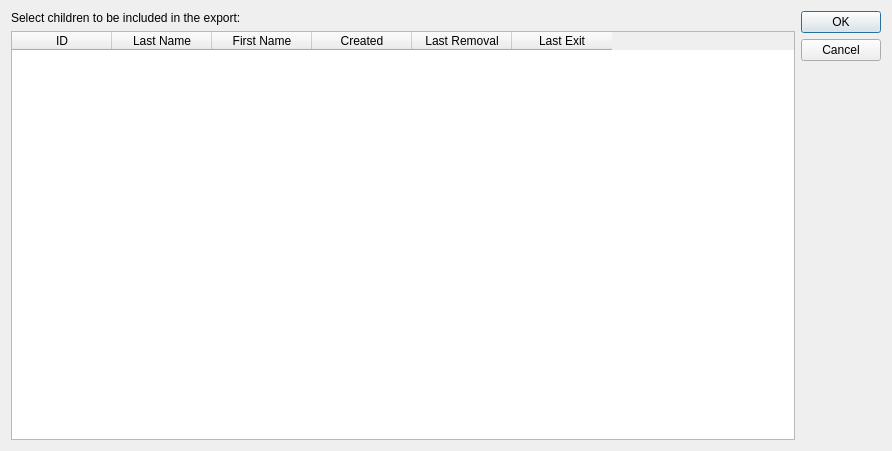
Before: the Qt Designer form ui/ui_export_dialog.ui in zstamper/AFCARS-AXE, drawn with Qt 5.
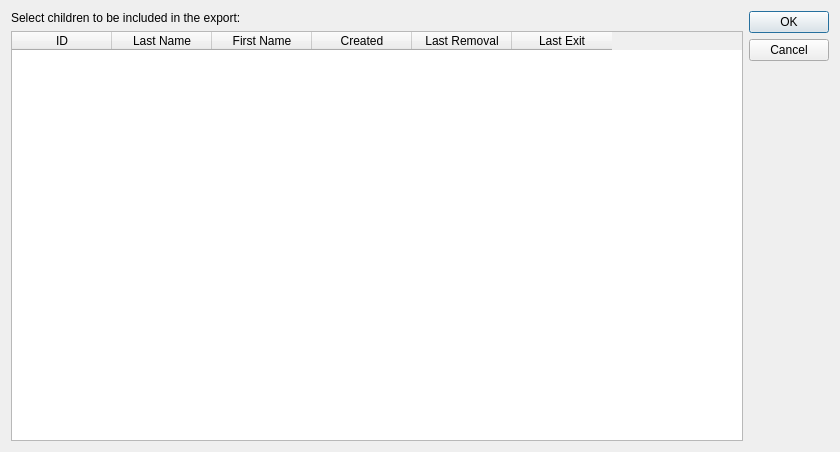
After: the same form once the commit is applied.

Commit message: Pikc a font, any font

```diff
--- a/ui/ui_export_dialog.ui
+++ b/ui/ui_export_dialog.ui
@@ -6,10 +6,15 @@
    <rect>
     <x>0</x>
     <y>0</y>
-    <width>892</width>
-    <height>451</height>
+    <width>840</width>
+    <height>452</height>
    </rect>
   </property>
+  <property name="font">
+   <font>
+    <family>Arial</family>
+   </font>
+  </property>
   <property name="windowTitle">
    <string>Dialog</string>
   </property>
```
The commit also changes 13 other files.
